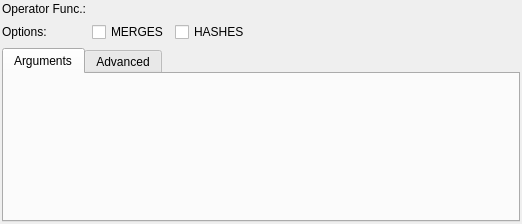
Old version of the form libs/libgui/ui/dbobjects/operatorwidget.ui in the repository pgmodeler/pgmodeler.
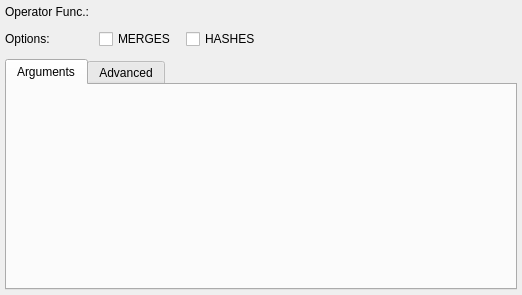
New version of the form.

Diff of the .ui file:
```diff
--- a/libs/libgui/ui/dbobjects/operatorwidget.ui
+++ b/libs/libgui/ui/dbobjects/operatorwidget.ui
@@ -7,24 +7,24 @@
     <x>0</x>
     <y>0</y>
     <width>522</width>
-    <height>224</height>
+    <height>295</height>
    </rect>
   </property>
   <layout class="QGridLayout" name="operator_grid">
    <property name="leftMargin">
-    <number>2</number>
+    <number>5</number>
    </property>
    <property name="topMargin">
-    <number>2</number>
+    <number>5</number>
    </property>
    <property name="rightMargin">
-    <number>2</number>
+    <number>5</number>
    </property>
    <property name="bottomMargin">
-    <number>2</number>
+    <number>5</number>
    </property>
    <property name="spacing">
-    <number>6</number>
+    <number>10</number>
    </property>
    <item row="2" column="0" colspan="4">
     <widget class="QTabWidget" name="attributes_twg">
```
